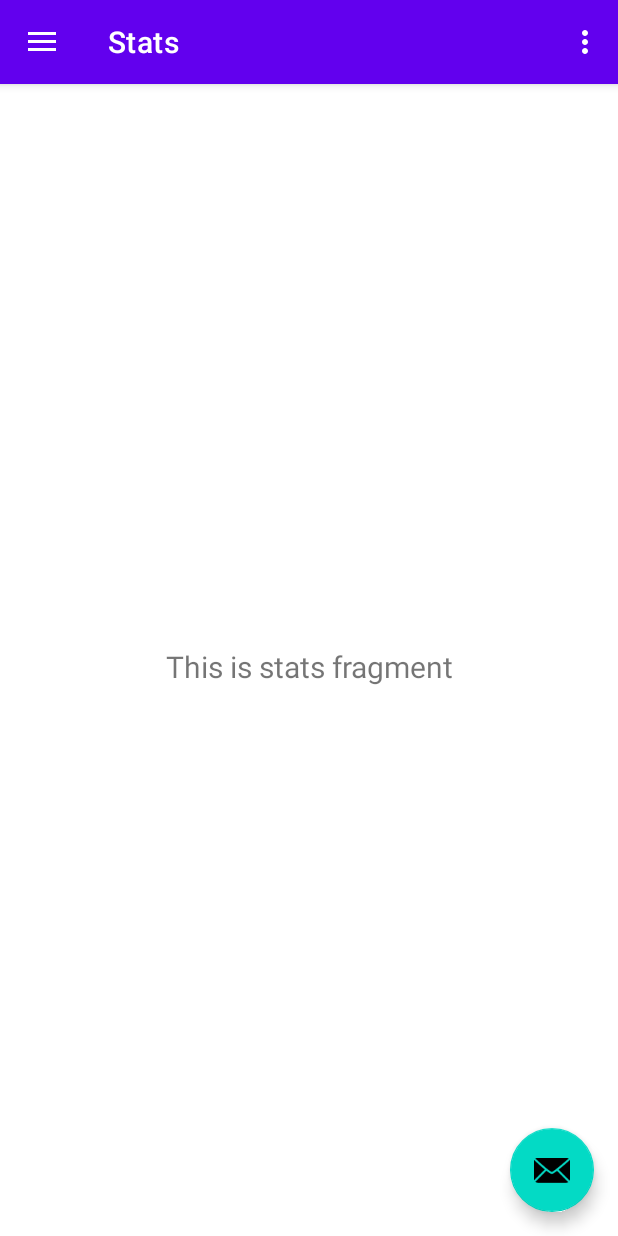
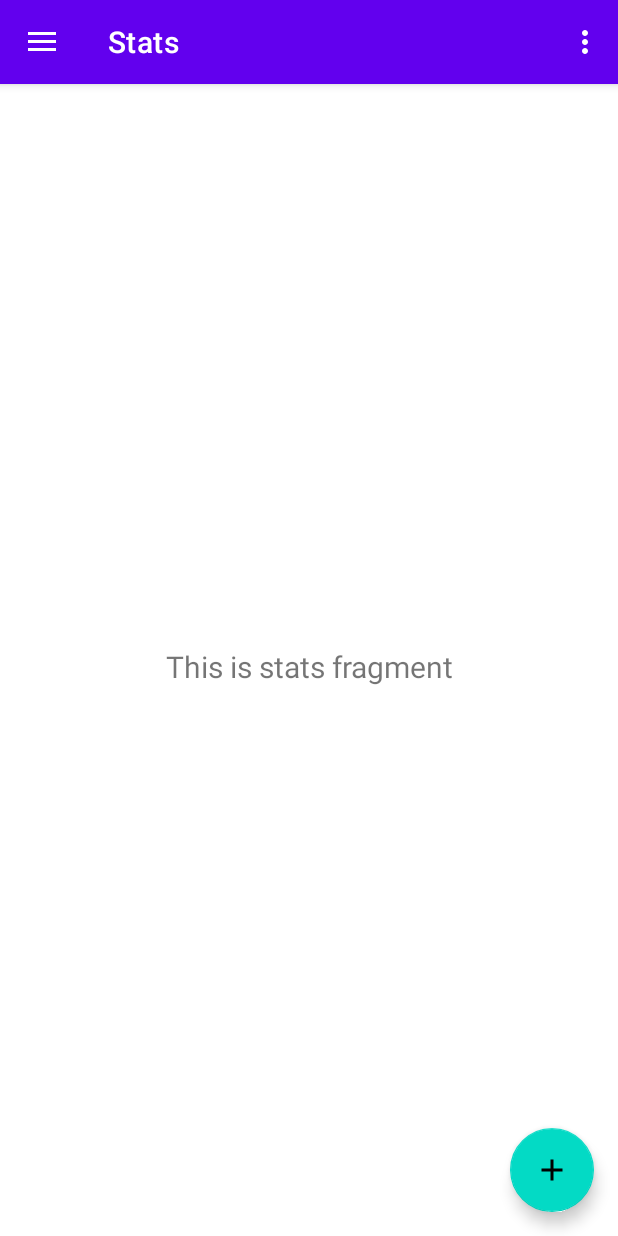
Before and after one commit to tsathis/GoodHabits, an Android app: the screen it shows after launch (MainActivity), in the side drawer, after a tap on "Stats", on a phone screen of 412 x 824 dp. Run offline under Robolectric (Android 15) with nearby library versions, the phone set to English and light mode, and no system bars; our stand-ins replace navigation-ui.

Commit message:
Create habit bottom sheet

```diff
--- a/app/src/main/java/com/github/tharindusathis/goodhabits/ui/MainActivity.java
+++ b/app/src/main/java/com/github/tharindusathis/goodhabits/ui/MainActivity.java
@@ -9,11 +9,15 @@ import android.view.Menu;
 import android.widget.Toast;
 
 import com.github.tharindusathis.goodhabits.R;
+import com.github.tharindusathis.goodhabits.ui.habit.HabitBottomSheetFragment;
+import com.google.android.material.bottomsheet.BottomSheetBehavior;
+import com.google.android.material.bottomsheet.BottomSheetDialog;
 import com.google.android.material.floatingactionbutton.FloatingActionButton;
 import com.google.android.material.snackbar.Snackbar;
 import com.google.android.material.navigation.NavigationView;
 
 import androidx.annotation.NonNull;
+import androidx.constraintlayout.widget.ConstraintLayout;
 import androidx.navigation.NavController;
 import androidx.navigation.Navigation;
 import androidx.navigation.ui.AppBarConfiguration;
@@ -26,6 +30,7 @@ import androidx.preference.PreferenceManager;
 public class MainActivity extends AppCompatActivity {
 
     private AppBarConfiguration mAppBarConfiguration;
+    private HabitBottomSheetFragment habitBottomSheetFragment;
 
     @Override
     protected void onCreate(Bundle savedInstanceState) {
@@ -33,14 +38,21 @@ public class MainActivity extends AppCompatActivity {
         setContentView(R.layout.activity_main);
         Toolbar toolbar = findViewById(R.id.toolbar);
         setSupportActionBar(toolbar);
+
+        habitBottomSheetFragment = new HabitBottomSheetFragment();
+        ConstraintLayout habitBottomSheetConstraintLayout = findViewById(R.id.habitBottomSheetConstraintLayout);
+        if(habitBottomSheetConstraintLayout != null) {
+            BottomSheetBehavior<ConstraintLayout> habitBottomSheetBehavior =
+                    BottomSheetBehavior.from(habitBottomSheetConstraintLayout);
+            habitBottomSheetBehavior.setPeekHeight(BottomSheetBehavior.STATE_HIDDEN);
+        }else{
+            System.out.println("Btt");
+        }
+
+
         FloatingActionButton fab = findViewById(R.id.fab);
-        fab.setOnClickListener(new View.OnClickListener() {
-            @Override
-            public void onClick(View view) {
-                Snackbar.make(view, "Replace with your own action", Snackbar.LENGTH_LONG)
-                        .setAction("Action", null).show();
-            }
-        });
+        fab.setOnClickListener(view -> habitBottomSheetFragment.show(getSupportFragmentManager(), habitBottomSheetFragment.getTag()));
+
         DrawerLayout drawer = findViewById(R.id.drawer_layout);
         NavigationView navigationView = findViewById(R.id.nav_view);
         // Passing each menu ID as a set of Ids because each
--- /dev/null
+++ b/app/src/main/java/com/github/tharindusathis/goodhabits/ui/habit/HabitBottomSheetFragment.java
@@ -0,0 +1,59 @@
+package com.github.tharindusathis.goodhabits.ui.habit;
+
+import android.os.Bundle;
+
+import androidx.annotation.NonNull;
+import androidx.annotation.Nullable;
+import androidx.lifecycle.Observer;
+import androidx.lifecycle.ViewModelProvider;
+
+import com.github.tharindusathis.goodhabits.ui.home.HomeViewModel;
+import com.google.android.material.bottomsheet.BottomSheetDialogFragment;
+
+import android.view.LayoutInflater;
+import android.view.View;
+import android.view.ViewGroup;
+import android.widget.TextView;
+
+import com.github.tharindusathis.goodhabits.R;
+
+/**
+ * <p>A fragment that shows a list of items as a modal bottom sheet.</p>
+ * <p>You can show this modal bottom sheet from your activity like this:</p>
+ * <pre>
+ *     HabitBottomSheetFragment.newInstance(30).show(getSupportFragmentManager(), "dialog");
+ * </pre>
+ */
+public class HabitBottomSheetFragment extends BottomSheetDialogFragment {
+
+    private HabitViewModel habitViewModel;
+    private TextView textView;
+
+    public HabitBottomSheetFragment() {
+    }
+
+    @Override
+    public View onCreateView(
+            LayoutInflater inflater, ViewGroup container,
+            Bundle savedInstanceState
+    ) {
+        View root = inflater.inflate(R.layout.fragment_habit_bottom_sheet, container, false);
+        textView = root.findViewById(R.id.text_habits_btm_sheet);
+
+        habitViewModel = new ViewModelProvider(requireActivity()).get(HabitViewModel.class);
+        habitViewModel.getText().observe(getViewLifecycleOwner(), s -> textView.setText(s));
+        return root;
+    }
+
+    @Override
+    public void onResume() {
+        super.onResume();
+
+    }
+
+    public void onViewCreated(@NonNull View view, Bundle savedInstanceState) {
+        super.onViewCreated(view, savedInstanceState);
+
+    }
+
+}
--- /dev/null
+++ b/app/src/main/java/com/github/tharindusathis/goodhabits/ui/habit/HabitViewModel.java
@@ -0,0 +1,19 @@
+package com.github.tharindusathis.goodhabits.ui.habit;
+
+import androidx.lifecycle.LiveData;
+import androidx.lifecycle.MutableLiveData;
+import androidx.lifecycle.ViewModel;
+
+public class HabitViewModel extends ViewModel {
+
+    private MutableLiveData<String> mText;
+
+    public HabitViewModel() {
+        mText = new MutableLiveData<>();
+        mText.setValue("Add a new habit.\n Here!");
+    }
+
+    public LiveData<String> getText() {
+        return mText;
+    }
+}
--- /dev/null
+++ b/app/src/main/res/drawable/ic_fab_add.xml
@@ -0,0 +1,10 @@
+<vector xmlns:android="http://schemas.android.com/apk/res/android"
+    android:width="24dp"
+    android:height="24dp"
+    android:viewportWidth="24"
+    android:viewportHeight="24"
+    android:tint="?attr/colorControlNormal">
+  <path
+      android:fillColor="@android:color/white"
+      android:pathData="M19,13h-6v6h-2v-6H5v-2h6V5h2v6h6v2z"/>
+</vector>
--- a/app/src/main/res/layout/app_bar_main.xml
+++ b/app/src/main/res/layout/app_bar_main.xml
@@ -28,6 +28,7 @@
         android:layout_height="wrap_content"
         android:layout_gravity="bottom|end"
         android:layout_margin="@dimen/fab_margin"
-        app:srcCompat="@android:drawable/ic_dialog_email" />
+        app:srcCompat="@drawable/ic_fab_add"
+        android:contentDescription="@string/add_new_item" />
 
 </androidx.coordinatorlayout.widget.CoordinatorLayout>
--- a/app/src/main/res/values-night/themes.xml
+++ b/app/src/main/res/values-night/themes.xml
@@ -12,5 +12,6 @@
         <!-- Status bar color. -->
         <item name="android:statusBarColor" tools:targetApi="l">?attr/colorPrimaryVariant</item>
         <!-- Customize your theme here. -->
+        <item name="bottomSheetDialogTheme">@style/AppBottomSheetDialogTheme</item>
     </style>
 </resources>
--- a/app/src/main/res/values/dimens.xml
+++ b/app/src/main/res/values/dimens.xml
@@ -5,4 +5,7 @@
     <dimen name="nav_header_vertical_spacing">8dp</dimen>
     <dimen name="nav_header_height">176dp</dimen>
     <dimen name="fab_margin">16dp</dimen>
+    <dimen name="list_item_spacing">16dp</dimen>
+    <dimen name="list_item_spacing_half">8dp</dimen>
+    <dimen name="bottom_sheet_peek_height">500dp</dimen>
 </resources>
--- a/app/src/main/res/values/strings.xml
+++ b/app/src/main/res/values/strings.xml
@@ -30,4 +30,5 @@
     <string name="attachment_summary_on">Automatically download attachments for incoming emails
     </string>
     <string name="attachment_summary_off">Only download attachments when manually requested</string>
+    <string name="add_new_item">Add new item</string>
 </resources>
--- a/app/src/main/res/values/themes.xml
+++ b/app/src/main/res/values/themes.xml
@@ -12,6 +12,7 @@
         <!-- Status bar color. -->
         <item name="android:statusBarColor" tools:targetApi="l">?attr/colorPrimaryVariant</item>
         <!-- Customize your theme here. -->
+        <item name="bottomSheetDialogTheme">@style/AppBottomSheetDialogTheme</item>
     </style>
 
     <style name="Theme.GoodHabits.NoActionBar">
@@ -22,4 +23,14 @@
     <style name="Theme.GoodHabits.AppBarOverlay" parent="ThemeOverlay.AppCompat.Dark.ActionBar" />
 
     <style name="Theme.GoodHabits.PopupOverlay" parent="ThemeOverlay.AppCompat.Light" />
+
+    <style name="AppBottomSheetDialogTheme"
+        parent="Theme.Design.Light.BottomSheetDialog">
+        <item name="bottomSheetStyle">@style/AppModalStyle</item>
+    </style>
+
+    <style name="AppModalStyle"
+        parent="Widget.Design.BottomSheet.Modal">
+        <item name="behavior_peekHeight">@dimen/bottom_sheet_peek_height</item>
+    </style>
 </resources>
```
Also changed, not shown: app/build.gradle (+6 -1 lines), app/src/main/res/layout/fragment_habit_bottom_sheet.xml (added, +28 -0 lines).
